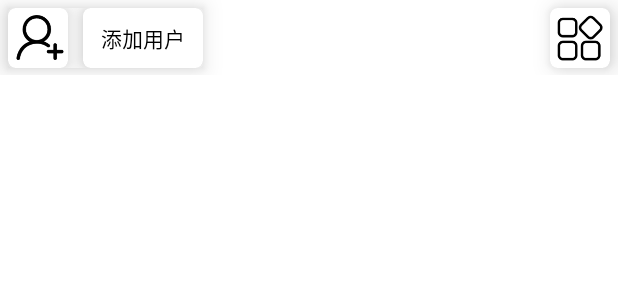
After one commit to MikkoAyaka/CCAA-SMP-Android, an Android app: the layout head_bar.xml on its own in the app's theme, with its tools: preview values and no code run, on a phone screen of 412 x 824 dp. The commit adds this screen. Shown: the top 300 px of the screen. Run offline under Robolectric (Android 15) with nearby library versions, the phone set to English and light mode, and no system bars.

Commit message:
制作 HeadBar 控件

```diff
--- /dev/null
+++ b/app/src/main/res/layout/head_bar.xml
@@ -0,0 +1,75 @@
+<?xml version="1.0" encoding="utf-8"?>
+<androidx.constraintlayout.widget.ConstraintLayout xmlns:android="http://schemas.android.com/apk/res/android"
+    xmlns:app="http://schemas.android.com/apk/res-auto"
+    android:layout_width="match_parent"
+    android:layout_height="50dp">
+
+    <androidx.cardview.widget.CardView
+        android:id="@+id/head_bar_parent_card"
+        android:layout_width="wrap_content"
+        android:layout_height="40dp"
+        app:cardElevation="10dp"
+        app:layout_constraintStart_toStartOf="parent"
+        android:layout_marginStart="5dp"
+        android:layout_marginTop="5dp"
+        app:layout_constraintTop_toTopOf="parent">
+        <androidx.constraintlayout.widget.ConstraintLayout
+            android:layout_width="wrap_content"
+            android:layout_height="wrap_content">
+            <androidx.cardview.widget.CardView
+                android:id="@+id/head_bar_card_view"
+                android:layout_width="40dp"
+                android:layout_height="40dp"
+                app:cardCornerRadius="5dp"
+                app:cardElevation="10dp"
+                app:layout_constraintStart_toStartOf="parent"
+                app:layout_constraintTop_toTopOf="parent">
+
+                <ImageView
+                    android:layout_width="match_parent"
+                    android:layout_height="match_parent"
+                    android:src="@drawable/add_user" />
+            </androidx.cardview.widget.CardView>
+
+            <androidx.cardview.widget.CardView
+                android:layout_width="wrap_content"
+                android:layout_height="40dp"
+                android:maxWidth="160dp"
+                android:minWidth="60dp"
+                app:cardCornerRadius="5dp"
+                app:cardElevation="10dp"
+                android:layout_marginStart="10dp"
+                app:layout_constraintStart_toEndOf="@+id/head_bar_card_view"
+                app:layout_constraintTop_toTopOf="@+id/head_bar_card_view">
+
+                <TextView
+                    android:id="@+id/head_bar_user_name"
+                    android:layout_width="wrap_content"
+                    android:layout_height="match_parent"
+                    android:gravity="center|start"
+                    android:maxWidth="160dp"
+                    android:minWidth="80dp"
+                    android:text="添加用户"
+                    android:textAlignment="center"
+                    android:textColor="@color/black" />
+
+            </androidx.cardview.widget.CardView>
+        </androidx.constraintlayout.widget.ConstraintLayout>
+    </androidx.cardview.widget.CardView>
+
+    <androidx.cardview.widget.CardView
+        android:layout_width="40dp"
+        android:layout_height="40dp"
+        android:layout_marginTop="5dp"
+        android:layout_marginEnd="5dp"
+        app:cardElevation="10dp"
+        app:cardCornerRadius="5dp"
+        app:layout_constraintEnd_toEndOf="parent"
+        app:layout_constraintTop_toTopOf="parent">
+        <ImageView
+            android:layout_width="match_parent"
+            android:layout_height="match_parent"
+            android:src="@drawable/menu_icon"
+            />
+    </androidx.cardview.widget.CardView>
+</androidx.constraintlayout.widget.ConstraintLayout>
--- a/app/src/main/res/values/colors.xml
+++ b/app/src/main/res/values/colors.xml
@@ -1,6 +1,6 @@
 <?xml version="1.0" encoding="utf-8"?>
 <resources>
-    <color name="main_theme_color">#6D6D6D</color>
+    <color name="main_theme_color">#FFFFFF</color>
     <color name="secondary_theme_color">#9C9C9C</color>
     <color name="purple_200">#FFBB86FC</color>
     <color name="purple_500">#FF6200EE</color>
@@ -8,7 +8,7 @@
     <color name="teal_200">#FF03DAC5</color>
     <color name="teal_700">#FF018786</color>
     <color name="black">#FF000000</color>
-    <color name="white">#FFFFFFFF</color>
+    <color name="white">#B5B5B5</color>
     <color name="gray">#A1A1A1</color>
-    <color name="page_backcolor">#F1F1F1</color>
+    <color name="page_backcolor">#deecf7</color>
 </resources>
```
Also changed, not shown: app/src/main/res/drawable/add_user.png (added), app/src/main/res/drawable/menu_icon.png (added).
